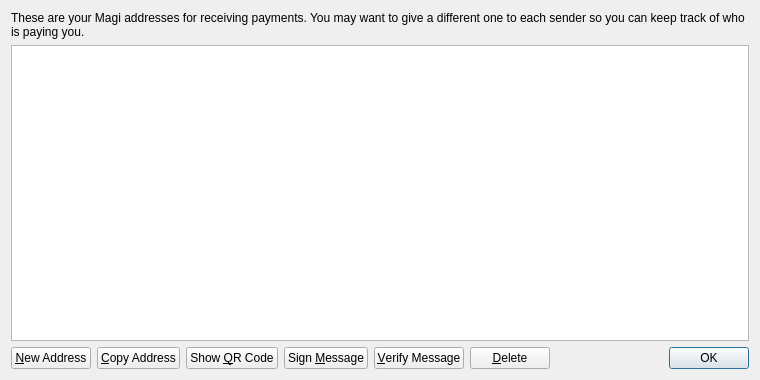
Above: src/qt/forms/addressbookpage.ui from magi-retro/2015-06-22_18-53_x11coin before the change. Below: the same form after it.
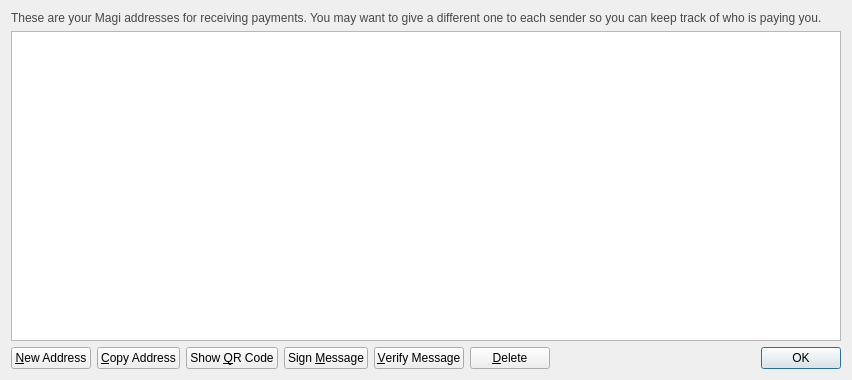
That is the form after the change. Icons and pictures are not drawn.

```diff
--- a/src/qt/forms/addressbookpage.ui
+++ b/src/qt/forms/addressbookpage.ui
@@ -6,7 +6,7 @@
    <rect>
     <x>0</x>
     <y>0</y>
-    <width>760</width>
+    <width>852</width>
     <height>380</height>
    </rect>
   </property>
@@ -16,6 +16,9 @@
   <layout class="QVBoxLayout" name="verticalLayout">
    <item>
     <widget class="QLabel" name="labelExplanation">
+     <property name="styleSheet">
+      <string notr="true">#labelExplanation { color: #464747; }</string>
+     </property>
      <property name="text">
       <string>These are your Magi addresses for receiving payments. You may want to give a different one to each sender so you can keep track of who is paying you.</string>
      </property>
```
